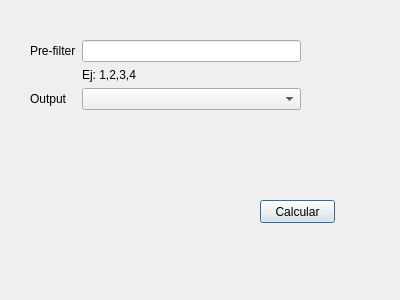
The window that qt/interfaz/remover_respuesta.ui (DanielOrtega94/Proyecto-Python-Cientifico) describes before a commit, drawn with Qt 5.
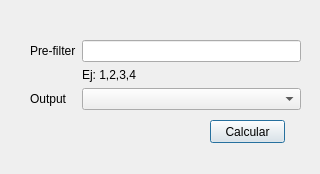
The same window after the commit.

What changed in the file:
```diff
--- a/qt/interfaz/remover_respuesta.ui
+++ b/qt/interfaz/remover_respuesta.ui
@@ -6,8 +6,8 @@
    <rect>
     <x>0</x>
     <y>0</y>
-    <width>400</width>
-    <height>300</height>
+    <width>320</width>
+    <height>174</height>
    </rect>
   </property>
   <property name="windowTitle">
@@ -16,8 +16,8 @@
   <widget class="QPushButton" name="pushButton">
    <property name="geometry">
     <rect>
-     <x>260</x>
-     <y>200</y>
+     <x>210</x>
+     <y>120</y>
      <width>75</width>
      <height>23</height>
     </rect>
```
Left out of the diff: 6 changed lines with no effect on the pictures.
